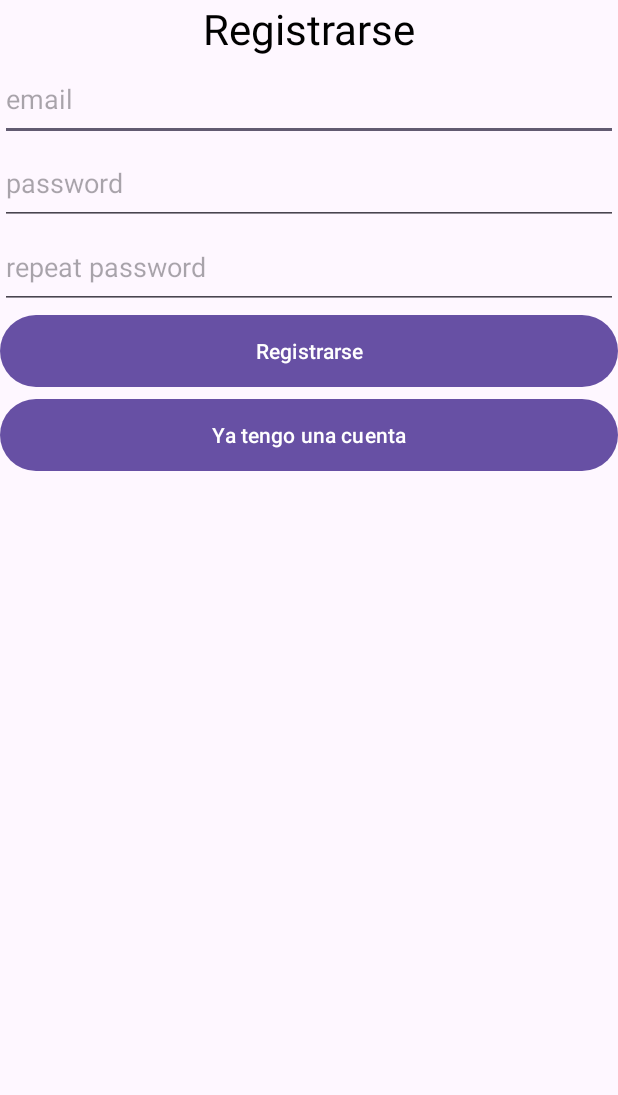
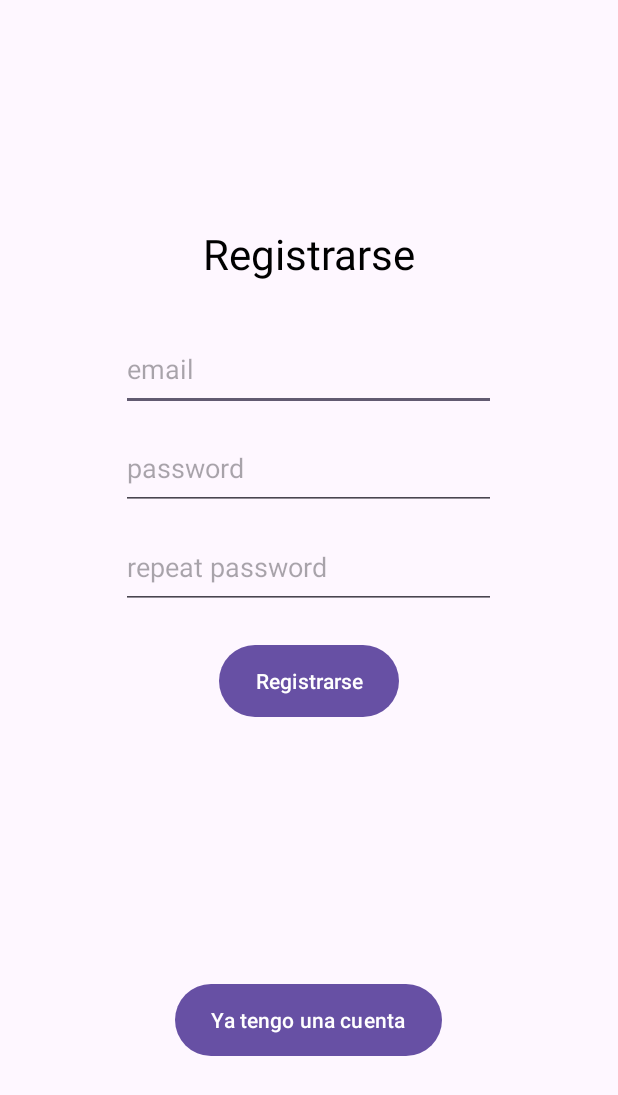
Before and after one commit to SirLuxord/Citas_Medicas_PGV, an Android app: the screen it shows after launch (RegisterActivity), on a phone screen of 412 x 824 dp. Shown: the top 1095 px of the screen. Run offline under Robolectric (Android 15) with nearby library versions, the phone set to English and light mode, and no system bars; our stand-ins replace Firebase (no records; nobody signed in at launch, a user with empty details on screens opened directly).

Commit message:
Pequeños cambios visuales

```diff
--- a/app/src/main/res/layout/activity_register.xml
+++ b/app/src/main/res/layout/activity_register.xml
@@ -10,6 +10,7 @@
     <TextView
         android:layout_width="match_parent"
         android:layout_height="wrap_content"
+        android:layout_marginTop="150dp"
         android:text="Registrarse"
         android:textAlignment="center"
         android:textColor="@color/black"
@@ -17,34 +18,44 @@
 
     <EditText
         android:id="@+id/registerEmail"
-        android:layout_width="match_parent"
+        android:layout_gravity="center"
+        android:layout_marginTop="30dp"
+        android:layout_width="250dp"
         android:layout_height="56dp"
         android:inputType="textEmailAddress"
         android:hint="email"/>
 
     <EditText
         android:id="@+id/registerPassword"
-        android:layout_width="match_parent"
+        android:layout_gravity="center"
+        android:layout_marginTop="10dp"
+        android:layout_width="250dp"
         android:layout_height="56dp"
         android:inputType="textPassword"
         android:hint="password"/>
 
     <EditText
         android:id="@+id/registerRepeatPassword"
-        android:layout_width="match_parent"
+        android:layout_gravity="center"
+        android:layout_marginTop="10dp"
+        android:layout_width="250dp"
         android:layout_height="56dp"
         android:inputType="textPassword"
         android:hint="repeat password"/>
 
     <Button
+        android:layout_marginTop="20dp"
         android:id="@+id/registerButton"
-        android:layout_width="match_parent"
+        android:layout_gravity="center"
+        android:layout_width="wrap_content"
         android:layout_height="56dp"
-        android:text="Registrarse"/>
+        android:text="Registrarse" />
 
     <Button
+        android:layout_marginTop="170dp"
         android:id="@+id/registerGoLoginButton"
-        android:layout_width="match_parent"
+        android:layout_gravity="center"
+        android:layout_width="wrap_content"
         android:layout_height="56dp"
         android:text="Ya tengo una cuenta"/>
 
```
Also changed, not shown: app/src/main/java/com/example/citas_medicas/grabaciones/GrabacionesActivity.kt (+0 -16 lines), app/src/main/res/layout/activity_grabacion.xml (+2 -16 lines), app/src/main/res/layout/activity_login.xml (+15 -4 lines), app/src/main/res/layout/item_cita.xml (+10 -6 lines).
